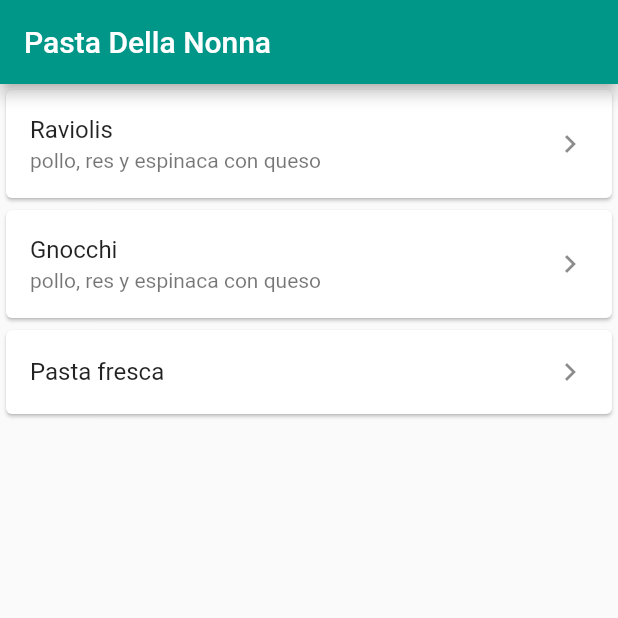
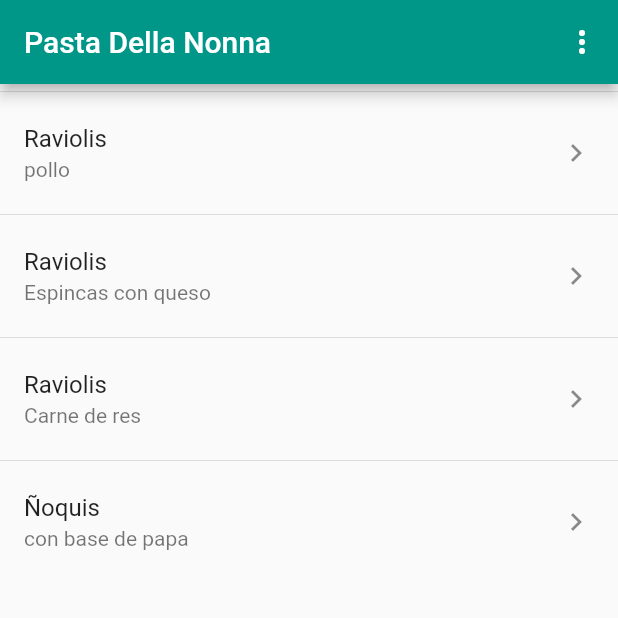
Before and after one commit to OliverArthur/pastadellanonna, a Flutter app: the screen it shows after launch, on a phone screen of 412 x 824 dp, the top half of it. Run offline on Flutter 3.47's test engine with Material 2 defaults, Android fonts, the phone set to English and light mode, and no system bars; our stand-ins replace sqflite; accounts and stored records are empty.

Commit message:
details-screen (#2)
Co-authored-by: Oliver Arthur <oliverarthurnnardi@gmail.com>

```diff
--- a/lib/main.dart
+++ b/lib/main.dart
@@ -11,7 +11,11 @@ class App extends StatelessWidget{
   Widget build(BuildContext context) {
    return MaterialApp(
      title: 'Pasta Della Nonna',
+     theme: ThemeData(
+       primaryColor: Colors.pink
+     ),
      home: new SplashScreen(),
+     debugShowCheckedModeBanner: false,
    );
   }
 }
--- /dev/null
+++ b/lib/models/products.dart
@@ -0,0 +1,89 @@
+import 'package:flutter/cupertino.dart';
+
+class ProductModel {
+  final String name;
+  final String ingredients;
+  final String description;
+  final double price;
+  final String category;
+  final String image;
+  final List<String> baseIngredients;
+  final String note;
+  final String warning;
+  final String calories;
+  final String timer;
+  final String portion;
+
+  ProductModel(
+      {this.name,
+      this.ingredients,
+      this.description,
+      this.price,
+      this.category,
+      this.image,
+      this.baseIngredients,
+      this.note,
+      this.warning,
+      this.calories,
+      this.timer,
+      this.portion});
+}
+
+final List<ProductModel> products = [
+  ProductModel(
+    name: 'Raviolis',
+    ingredients: 'pollo',
+    category: 'pasta fresca',
+    description: 'lorem ipsum dolor',
+    price: 0.00,
+    baseIngredients: ['Harina', 'Huevo'],
+    image: 'assets/images/products/raviolis.jpg',
+    note: 'Todos productos son fresca y sin cocinar, para que la puedas convinar con tus salsas favoritas',
+    warning: 'Avisar si tiene alguna reacción alergica a un ingrediente.',
+    calories: '250 kcal',
+    timer: '30 minutos',
+    portion: '2 personas'
+  ),
+  ProductModel(
+    name: 'Raviolis',
+    ingredients: 'Espincas con queso',
+    category: 'pasta fresca',
+    description: 'lorem ipsum dolor',
+    price: 0.00,
+    baseIngredients: ['Harina', 'Huevo'],
+    image: 'assets/images/products/raviolis.jpg',
+    note: 'Todos productos son fresca y sin cocinar, para que la puedas convinar con tus salsas favoritas.',
+    warning: 'Avisar si tiene alguna reacción alergica a un ingrediente.',
+    calories: '250 kcal',
+    timer: '30 minutos',
+    portion: '2 personas'
+  ),
+  ProductModel(
+    name: 'Raviolis',
+    ingredients: 'Carne de res',
+    category: 'pasta fresca',
+    description: 'lorem ipsum dolor',
+    price: 0.00,
+    baseIngredients: ['Harina', 'Huevo'],
+    image: 'assets/images/products/raviolis.jpg',
+    note: 'Todos productos son fresca y sin cocinar, para que la puedas convinar con tus salsas favoritas.',
+    warning: 'Avisar si tiene alguna reacción alergica a un ingrediente.',
+    calories: '250 kcal',
+    timer: '30 minutos',
+    portion: '2 personas'
+  ),
+  ProductModel(
+    name: 'Ñoquis',
+    ingredients: 'con base de papa',
+    category: 'pasta fresca',
+    description: 'Comer ñoquis (gnocchi en italiano) es como darle un mordisco a una pequeña nube y ademas un plato que puede estar en tan solo media hora e ideal para ser preparados con una gran variedad de salsas.',
+    price: 0.00,
+    baseIngredients: ['Papas', 'Harina', 'Huevo'],
+    image: 'assets/images/products/gnocchi.jpg',
+    note: 'Todos productos son fresca y sin cocinar, para que la puedas convinar con tus salsas favoritas.',
+    warning: 'Avisar si tiene alguna reacción alergica a un ingrediente.',
+    calories: '250 kcal',
+    timer: '30 minutos',
+    portion: '2 personas'
+  ),
+];
--- /dev/null
+++ b/lib/provider/cart.dart
@@ -0,0 +1,6 @@
+import 'package:flutter/material.dart';
+import 'package:pastadellanonna/models/products.dart';
+
+class Cart extends ChangeNotifier {
+  final List<ProductModel> _card = [];
+}
--- a/lib/screen/home.dart
+++ b/lib/screen/home.dart
@@ -1,4 +1,7 @@
 import 'package:flutter/material.dart';
+import 'package:pastadellanonna/models/products.dart';
+import 'package:pastadellanonna/screen/details.dart';
+import 'package:provider/provider.dart';
 
 class HomePage extends StatefulWidget {
   @override
@@ -12,30 +15,49 @@ class _HomePageState extends State<HomePage> {
       appBar: new AppBar(
         backgroundColor: Colors.teal,
         title: new Text('Pasta Della Nonna'),
-      ),
-      body: ListView(
-        children: <Widget>[
-          Card(
-            child: ListTile(
-              title: Text('Raviolis'),
-              subtitle: Text('pollo, res y espinaca con queso'),
-              trailing: Icon(Icons.keyboard_arrow_right),
-            ),
-          ),
-          Card(
-            child: ListTile(
-              title: Text('Gnocchi'),
-              subtitle: Text('pollo, res y espinaca con queso'),
-              trailing: Icon(Icons.keyboard_arrow_right),
-            ),
-          ),
-          Card(
-            child: ListTile(
-              title: Text('Pasta fresca'),
-              trailing: Icon(Icons.keyboard_arrow_right),
-            ),
+        actions: <Widget>[
+          PopupMenuButton<int>(
+            icon: Icon(Icons.more_vert),
+            itemBuilder: (BuildContext context) {
+              return <PopupMenuEntry<int>>[
+                PopupMenuItem(
+                  value: 0,
+                  child: Text('Información'),
+                ),
+                PopupMenuItem(
+                  value: 1,
+                  child: Text('Contacto'),
+                )
+              ];
+            },
           )
         ],
+      ),
+      body: ListView.builder(
+        itemCount: products.length,
+        itemBuilder: (context, idx) => Column(
+          children: <Widget>[
+            Divider(
+              height: 10.0,
+            ),
+            ListTile(
+              title: Text(products[idx].name),
+              subtitle: Text(products[idx].ingredients),
+              trailing: Icon(Icons.keyboard_arrow_right),
+              onTap: () {
+                Navigator.push(
+                  context,
+                  MaterialPageRoute(
+                    builder: (context) => DetailsScreen(),
+                    settings: RouteSettings(
+                      arguments: products[idx],
+                    ),
+                  ),
+                );
+              },
+            ),
+          ],
+        ),
       ),
     );
   }
--- /dev/null
+++ b/lib/screen/info.dart
@@ -0,0 +1 @@
+import 'package:flutter/material.dart';
--- a/pubspec.yaml
+++ b/pubspec.yaml
@@ -19,10 +19,12 @@ environment:
 dependencies:
   flutter:
     sdk: flutter
+  provider: 3.0.0
+  sqflite: ^1.3.0
 
   # The following adds the Cupertino Icons font to your application.
   # Use with the CupertinoIcons class for iOS style icons.
-  cupertino_icons: ^0.1.2
+  cupertino_icons: 0.1.2
 
 dev_dependencies:
   flutter_test:
@@ -43,6 +45,7 @@ flutter:
   # To add assets to your application, add an assets section, like this:
   assets:
     - assets/images/
+    - assets/images/products/
 
   # An image asset can refer to one or more resolution-specific "variants", see
   # https://flutter.dev/assets-and-images/#resolution-aware.
```
Also changed, not shown: lib/screen/details.dart (added, +52 -0 lines), lib/utils/database.dart (added, +55 -0 lines), lib/widget/detailsItem.dart (added, +217 -0 lines), assets/images/products/gnocchi.jpg (added), assets/images/products/raviolis.jpg (added), assets/images/products/spaghetti.jpg (added), pubspec.lock, 6 other files.
